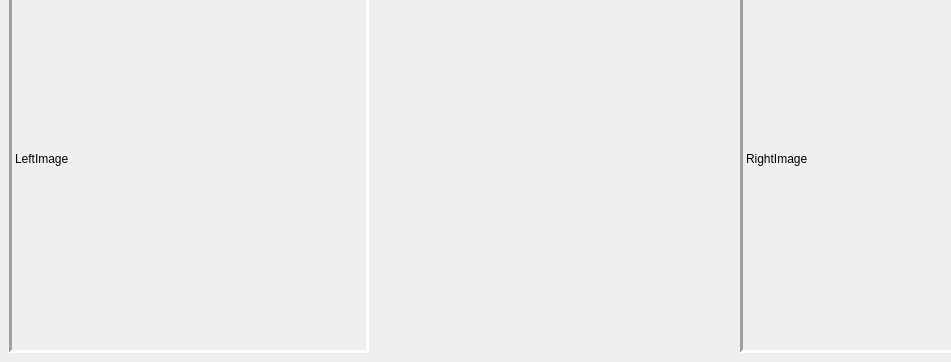
Dedster2/DedBoxing, file mainScreen.ui: the form before one commit; both pictures show x 0 to 951 and y 438 to 800 of the 1109 by 800 pixel window.
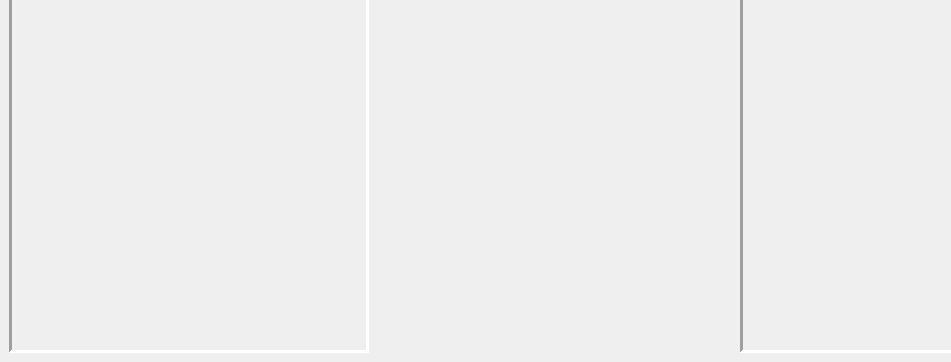
The form after the commit. Custom widgets are drawn as their Qt base class.

Diff of the .ui file:
```diff
--- a/mainScreen.ui
+++ b/mainScreen.ui
@@ -72,7 +72,7 @@
          <number>3</number>
         </property>
         <property name="text">
-         <string>LeftImage</string>
+         <string/>
         </property>
         <property name="scaledContents">
          <bool>true</bool>
@@ -109,7 +109,7 @@
          <number>3</number>
         </property>
         <property name="text">
-         <string>RightImage</string>
+         <string/>
         </property>
         <property name="scaledContents">
          <bool>true</bool>
```
Left out of the diff: 36 changed lines with no effect on the pictures.
